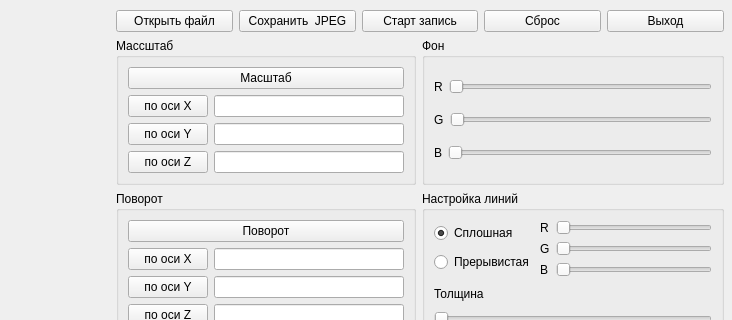
Old version of the form viewer.ui in the repository dandyelf/3dviewer1.0; both pictures show x 494 to 1226 and y 0 to 320 of the 1226 by 760 pixel window.
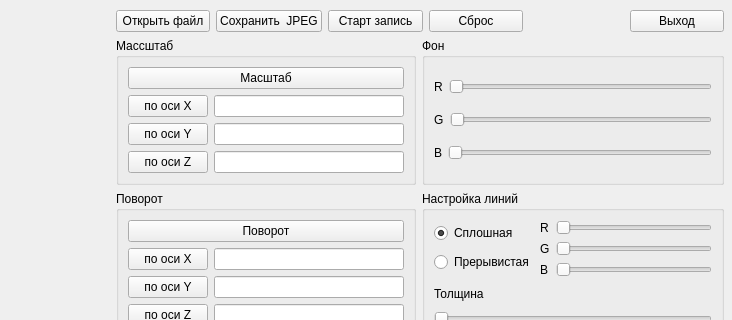
New version of the form. Custom widgets are drawn as their Qt base class.

```diff
--- a/viewer.ui
+++ b/viewer.ui
@@ -42,13 +42,13 @@
      </size>
     </property>
    </widget>
-   <widget class="QWidget" name="">
+   <widget class="QWidget" name="layoutWidget">
     <property name="geometry">
      <rect>
       <x>610</x>
       <y>10</y>
       <width>608</width>
-      <height>701</height>
+      <height>711</height>
      </rect>
     </property>
     <layout class="QFormLayout" name="formLayout_3">
@@ -85,6 +85,13 @@
          </property>
         </widget>
        </item>
+       <item>
+        <widget class="QLabel" name="label_2">
+         <property name="text">
+          <string/>
+         </property>
+        </widget>
+       </item>
        <item>
         <widget class="QPushButton" name="pushButton_2">
          <property name="text">
```
Left out of the diff: 2 changed lines with no effect on the pictures.
